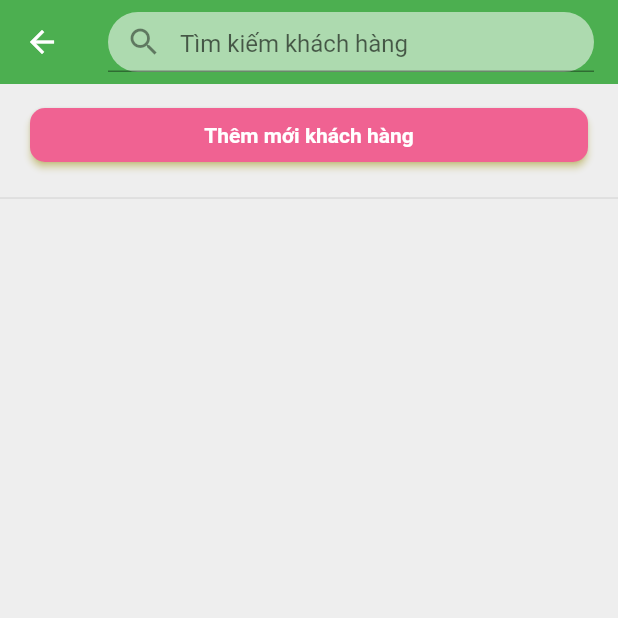
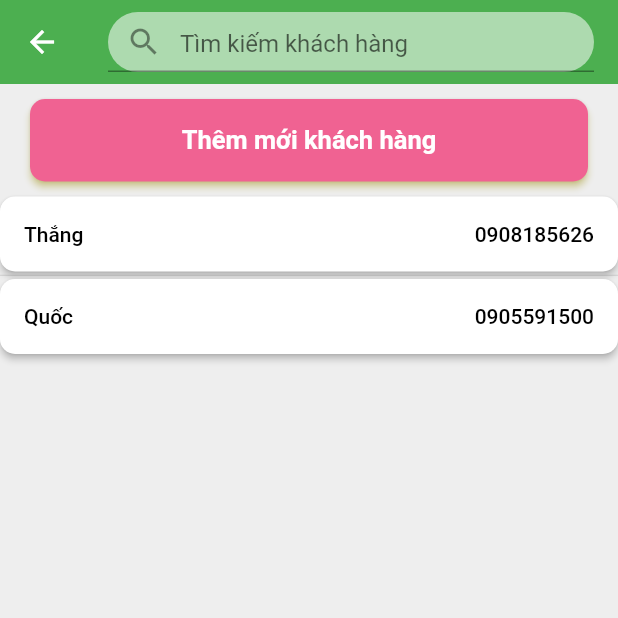
Before and after one commit to Nhom-ABCx/Flutter-QuanLy, a Flutter app: the ThemDonHangPage screen opened directly, after a tap on "Thêm khách hàng", on a phone screen of 412 x 824 dp, the top half of it. Run offline on Flutter 3.47's test engine with Material 2 defaults, Android fonts, the phone set to English and light mode, and no system bars; our stand-ins replace flutter_svg, sqflite, syncfusion_flutter_charts; accounts and stored records are empty; project files that could hold a hidden picture were left out.

Commit message:
them trang Customer, themCustomer, select Customer,ghi chu'

```diff
--- /dev/null
+++ b/lib/Controller/customer_controller.dart
@@ -0,0 +1,24 @@
+import 'dart:async';
+import 'package:flutter/cupertino.dart';
+import '../all_page.dart';
+
+class CustomerController extends ChangeNotifier {
+  List<Customer> customer = [];
+  Future<void> insertCustomer(Customer account) async {
+    var dbClient = await DB().database;
+    final result = await dbClient.insert('Customer', account.toJson());
+    // print("Insert thành công");
+    notifyListeners();
+  }
+
+  Future<List<Customer>> getData(String txtTimKiem) async {
+    final dbclient = await DB().database;
+    final result = await dbclient.query("Customer");
+    customer = result.map((json) => Customer.fromJson(json)).where((element) {
+      final nameLower = element.customerName!.toLowerCase(); //chuyen cai ten thanh chu thuong` het
+      final queryLower = txtTimKiem.toLowerCase();
+      return nameLower.contains(queryLower); //tra ve ton` tai
+    }).toList();
+    return customer;
+  }
+}
--- a/lib/API/database.dart
+++ b/lib/DB/database.dart
@@ -1,6 +1,8 @@
+import '../all_page.dart';
+import 'package:sqflite/sqflite.dart';
 import 'dart:convert';
 
-class Database {
+class DB {
   final String sanPham1 = '''
 {
     "id": 1,
@@ -57,20 +59,15 @@ class Database {
     }
 }
 ''';
-  late final String allSanPham;
-  late final String allDonHang;
-  //phuong thuc khoi tao
-  Database() {
-    allSanPham = "[$sanPham1,$sanPham2,$sanPham3,$sanPham4]";
-    allDonHang = "[$donHang1,$donHang2]";
-  }
-
   final String donHang1 = '''
 {
     "id": 1,
     "customerId": 1,
-    "customerName": "Thắng",
-    "customerMobile": "0908185626",
+    "customer": {
+        "id": 1,
+        "customerName": "Thắng",
+        "customerMobile": "0908185626"
+    },
     "shopId": 1,
     "shop": {
         "id": 1,
@@ -108,8 +105,11 @@ class Database {
 {
     "id": 2,
     "customerId": 2,
-    "customerName": "Quốc",
-    "customerMobile": "0905591500",
+    "customer": {
+        "id": 2,
+        "customerName": "Quốc",
+        "customerMobile": "0905591500"
+    },
     "shopId": 2,
     "shop": {
         "id": 2,
@@ -163,6 +163,51 @@ class Database {
     ]
 }
 ''';
+  late final String allSanPham;
+  late final String allDonHang;
+  //phuong thuc khoi tao
+  DB() {
+    allSanPham = "[$sanPham1,$sanPham2,$sanPham3,$sanPham4]";
+    allDonHang = "[$donHang1,$donHang2]";
+  }
+
+//local DB
+  static final DB instance = DB._init();
+
+  static Database? _db;
+  DB._init();
+
+  Future<Database> get database async {
+    if (_db != null) {
+      // getAccount();
+      return _db!;
+    }
+
+    return _db = await initDatabase();
+  }
+
+  initDatabase() async {
+    // io.Directory documentDirectory = await getApplicationDocumentsDirectory();
+    // String path = join(documentDirectory.path, 'cart.db');
+    String path = "DB/local.db";
+    var db = await openDatabase(path, version: 1, onCreate: _onCreate);
+    // await deleteDatabase(path);
+
+    return db;
+  }
+
+  Future<void> _onCreate(Database db, int version) async {
+    // await db.execute("DROP TABLE IF EXISTS cart");
+
+    await db.execute(''' CREATE TABLE Customer(
+      id INTEGER PRIMARY KEY AUTOINCREMENT,
+      customerName TEXT,
+      customerMobile TEXT
+      )
+        ''');
+    db.insert("Customer", {"id": 1, "customerName": "Thắng", "customerMobile": "0908185626"});
+    db.insert("Customer", {"id": 2, "customerName": "Quốc", "customerMobile": "0905591500"});
+  }
 }
 
 class Http {
@@ -171,9 +216,9 @@ class Http {
     //day la` gia? lap neu' la dia chi nao` thi return ve json do'
     switch (url) {
       case "/getProduct":
-        return Future.delayed(Duration(seconds: secondGet), () => Responsee(200, Database().allSanPham));
+        return Future.delayed(Duration(seconds: secondGet), () => Responsee(200, DB().allSanPham));
       case "/getSellout":
-        return Future.delayed(Duration(seconds: secondGet), () => Responsee(200, Database().allDonHang));
+        return Future.delayed(Duration(seconds: secondGet), () => Responsee(200, DB().allDonHang));
       default:
         return Future.delayed(Duration(seconds: secondGet), () => Responsee(500, ""));
     }
--- /dev/null
+++ b/lib/Model/customer.dart
@@ -0,0 +1,21 @@
+class Customer {
+  int? id;
+  String? customerName;
+  String? customerMobile;
+
+  Customer({this.id, this.customerMobile, this.customerName});
+
+  Customer.fromJson(Map<String, dynamic> json) {
+    id = json['id'];
+    customerName = json['customerName'];
+    customerMobile = json['customerMobile'];
+  }
+
+  Map<String, dynamic> toJson() {
+    final Map<String, dynamic> data = <String, dynamic>{};
+    data['id'] = id;
+    data['customerName'] = customerName;
+    data['customerMobile'] = customerMobile;
+    return data;
+  }
+}
--- a/lib/Model/sellout.dart
+++ b/lib/Model/sellout.dart
@@ -1,10 +1,11 @@
 import 'sellout_detail.dart';
 import 'shop.dart';
+import 'customer.dart';
 
 class SellOut {
   int? id;
-  String? customerName;
-  String? customerMobile;
+  int? customerId;
+  Customer? customer;
   int? shopId;
   Shop? shop;
   int? billSeri;
@@ -15,8 +16,8 @@ class SellOut {
 
   SellOut(
       {this.id,
-      this.customerName,
-      this.customerMobile,
+      this.customerId,
+      this.customer,
       this.shopId,
       this.shop,
       this.billSeri,
@@ -27,8 +28,8 @@ class SellOut {
 
   SellOut.fromJson(Map<String, dynamic> json) {
     id = json['id'];
-    customerName = json['customerName'];
-    customerMobile = json['customerMobile'];
+    customerId = json['customerId'];
+    customer = json['customer'] != null ? Customer.fromJson(json['customer']) : null;
     shopId = json['shopId'];
     shop = json['shop'] != null ? Shop.fromJson(json['shop']) : null;
     billSeri = json['billSeri'];
@@ -46,8 +47,10 @@ class SellOut {
   Map<String, dynamic> toJson() {
     final Map<String, dynamic> data = <String, dynamic>{};
     data['id'] = id;
-    data['customerName'] = customerName;
-    data['customerMobile'] = customerMobile;
+    data['customerId'] = customerId;
+    if (customer != null) {
+      data['customer'] = customer!.toJson();
+    }
     data['shopId'] = shopId;
     if (shop != null) {
       data['shop'] = shop!.toJson();
--- a/lib/View/BottomPage/tongquan_page.dart
+++ b/lib/View/BottomPage/tongquan_page.dart
@@ -28,10 +28,10 @@ class _TongQuanPageState extends State<TongQuanPage> {
   int tongKhachHang = 0;
   void init() {
     Provider.of<HomeController>(context, listen: false).getData().then((value) {
-      List<String> listKhachHang = [];
+      List<int> listKhachHang = [];
       value.forEach((element) {
         tongDoanhThu += element.amount!;
-        listKhachHang.add(element.customerMobile!); //den' xem so' khach' hang` dat mua dua theo cai' sdt
+        listKhachHang.add(element.customerId!); //den' xem so' khach' hang`
       });
       setState(() {
         tongSoDonHang = value.length;
--- a/lib/View/DonHangPage/khachhang_page.dart
+++ b/lib/View/DonHangPage/customer_page.dart
@@ -1,16 +1,17 @@
 import 'package:flutter/material.dart';
 import 'package:flutter/services.dart';
+import 'package:flutter_quanly/Controller/customer_controller.dart';
 import 'package:flutter_quanly/all_page.dart';
 import 'package:flutter_svg/flutter_svg.dart';
 import 'package:provider/provider.dart';
 
-class KhachHangPage extends StatefulWidget {
-  const KhachHangPage({Key? key}) : super(key: key);
+class CustomerPage extends StatefulWidget {
+  const CustomerPage({Key? key}) : super(key: key);
   @override
-  State<KhachHangPage> createState() => _KhachHangPageState();
+  State<CustomerPage> createState() => _CustomerPageState();
 }
 
-class _KhachHangPageState extends State<KhachHangPage> {
+class _CustomerPageState extends State<CustomerPage> {
   TextEditingController txtTimKiem = TextEditingController();
   final _formKey = GlobalKey<FormState>(); //tao 1 cai form de validate
   @override
@@ -22,8 +23,8 @@ class _KhachHangPageState extends State<KhachHangPage> {
       child: Scaffold(
         //Hide
         //drawer: const NavigationDrawer(),
-        body: Consumer<ProductController>(
-          builder: (context, productController, child) => CustomScrollView(
+        body: Consumer<CustomerController>(
+          builder: (context, customerController, child) => CustomScrollView(
             slivers: [
               SliverAppBar(
                 centerTitle: true,
@@ -31,7 +32,8 @@ class _KhachHangPageState extends State<KhachHangPage> {
               ),
               SliverList(
                   delegate: SliverChildListDelegate([
-                Padding(
+                Container(
+                    height: 75,
                     padding: const EdgeInsets.fromLTRB(20, 10, 20, 10),
                     child: ElevatedButton(
                         onPressed: () async {
@@ -51,7 +53,7 @@ class _KhachHangPageState extends State<KhachHangPage> {
                                                 autofocus: true,
                                                 controller: txtTenController, //gan gia tri cua text vao bien'
                                                 decoration: const InputDecoration(
-                                                  prefixIcon: Icon(Icons.search),
+                                                  prefixIcon: Icon(Icons.person_add),
                                                   border: UnderlineInputBorder(),
                                                   labelText: "Tên khách hàng",
                                                   hintText: "Nguyễn Đạt",
@@ -64,7 +66,7 @@ class _KhachHangPageState extends State<KhachHangPage> {
                                                 autofocus: true,
                                                 controller: txtPhoneController, //gan gia tri cua text vao bien'
                                                 decoration: const InputDecoration(
-                                                  prefixIcon: Icon(Icons.search),
+                                                  prefixIcon: Icon(Icons.phone),
                                                   border: UnderlineInputBorder(),
                                                   labelText: "Số điện thoại",
                                                   hintText: "0909999",
@@ -96,12 +98,12 @@ class _KhachHangPageState extends State<KhachHangPage> {
                                       )
                                     ],
                                   ));
-                          print(result![0]);
+                          customerController.insertCustomer(Customer(customerName: result![0], customerMobile: result[1]));
                         },
                         child: const Text(
                           "Thêm mới khách hàng",
                           textAlign: TextAlign.center,
-                          style: TextStyle(color: Colors.white, fontWeight: FontWeight.bold),
+                          style: TextStyle(color: Colors.white, fontWeight: FontWeight.bold, fontSize: 17),
                         ),
                         style: ButtonStyle(
                           shape: MaterialStateProperty.all<RoundedRectangleBorder>(const RoundedRectangleBorder(
@@ -111,80 +113,57 @@ class _KhachHangPageState extends State<KhachHangPage> {
                           shadowColor: MaterialStateProperty.all<Color>(Colors.yellow),
                           backgroundColor: MaterialStateProperty.all(Colors.pink.shade300),
                         ))),
-                const Divider(),
-                // FutureBuilder<List<Product>>(
-                //     future: productController.getData(txtTimKiem.text),
-                //     builder: (context, snapshot) {
-                //       if (snapshot.hasError) {
-                //         return Center(
-                //           child: Text(snapshot.error.toString()),
-                //         );
-                //       }
-                //       if (snapshot.hasData) {
-                //         return (snapshot.data!.isEmpty)
-                //             ? SvgPicture.asset(
-                //                 "assets/svgIcons/search_2.svg",
-                //                 width: 200,
-                //                 height: 200,
-                //               )
-                //             : ListView.separated(
-                //                 shrinkWrap: true, //tranh' loi~ view SingleChildScrollView-column
-                //                 //ngan chan ListView no' cuon xuong' duoc, xai` cho SingleChildScrollView-column
-                //                 physics: const NeverScrollableScrollPhysics(),
-                //                 itemCount: snapshot.data!.length,
-                //                 separatorBuilder: (context, index) => const Divider(height: 5),
-                //                 itemBuilder: (context, index) => GestureDetector(
-                //                     onTap: () => Navigator.of(context).pop(snapshot.data![index]),
-                //                     child: Container(
-                //                       decoration: const BoxDecoration(
-                //                         color: Colors.white,
-                //                         borderRadius: BorderRadius.all(Radius.circular(15.0)),
-                //                       ),
-                //                       constraints: BoxConstraints(maxWidth: MediaQuery.of(context).size.width),
-                //                       child: Row(
-                //                         children: [
-                //                           Container(
-                //                             padding: const EdgeInsets.all(10),
-                //                             width: 130,
-                //                             child: Image.asset("assets/images/${snapshot.data![index].imagePath}"),
-                //                           ),
-                //                           Expanded(
-                //                               child: Padding(
-                //                             padding: const EdgeInsets.all(10),
-                //                             child: Column(
-                //                               crossAxisAlignment: CrossAxisAlignment.start,
-                //                               //mainAxisAlignment: MainAxisAlignment.spaceAround,
-                //                               children: [
-                //                                 RichText(
-                //                                     text: TextSpan(
-                //                                         style: const TextStyle(color: Colors.black), text: snapshot.data![index].productName)),
-                //                                 const SizedBox(height: 20),
-                //                                 const Text(
-                //                                   "mô tả gì gì đó đó",
-                //                                   style: TextStyle(color: Colors.grey),
-                //                                 ),
-                //                                 const SizedBox(height: 20),
-                //                                 Row(
-                //                                   children: [
-                //                                     Text(formatNumber.format(snapshot.data![index].price) + " VNĐ",
-                //                                         style: const TextStyle(fontWeight: FontWeight.bold)),
-                //                                     const Spacer(),
-                //                                     Text("Số lượng tồn: ${snapshot.data![index].stock}",
-                //                                         style: const TextStyle(fontWeight: FontWeight.bold))
-                //                                   ],
-                //                                 )
-                //                               ],
-                //                             ),
-                //                           ))
-                //                         ],
-                //                       ),
-                //                     )),
-                //               );
-                //       }
-                //       return const Center(
-                //         child: CircularProgressIndicator(),
-                //       );
-                //     }),
+                FutureBuilder<List<Customer>>(
+                    future: customerController.getData(txtTimKiem.text),
+                    builder: (context, snapshot) {
+                      if (snapshot.hasError) {
+                        return Center(
+                          child: Text(snapshot.error.toString()),
+                        );
+                      }
+                      if (snapshot.hasData) {
+                        return (snapshot.data!.isEmpty)
+                            ? SvgPicture.asset(
+                                "assets/svgIcons/search_2.svg",
+                                width: 200,
+                                height: 200,
+                              )
+                            : ListView.separated(
+                                shrinkWrap: true, //tranh' loi~ view SingleChildScrollView-column
+                                //ngan chan ListView no' cuon xuong' duoc, xai` cho SingleChildScrollView-column
+                                physics: const NeverScrollableScrollPhysics(),
+                                itemCount: snapshot.data!.length,
+                                separatorBuilder: (context, index) => const Divider(height: 5),
+                                itemBuilder: (context, index) => ElevatedButton(
+                                    style: ButtonStyle(
+                                      shape: MaterialStateProperty.all<RoundedRectangleBorder>(
+                                          const RoundedRectangleBorder(borderRadius: BorderRadius.all(Radius.circular(10.0)))),
+                                      backgroundColor: MaterialStateProperty.all(Colors.white),
+                                    ),
+                                    onPressed: () async {
+                                      Navigator.of(context).pop(snapshot.data![index]);
+                                    },
+                                    child: SizedBox(
+                                        height: 50,
+                                        child: Row(
+                                          mainAxisAlignment: MainAxisAlignment.spaceBetween,
+                                          children: [
+                                            Text(
+                                              "${snapshot.data![index].customerName}",
+                                              style: const TextStyle(color: Colors.black),
+                                            ),
+                                            Text(
+                                              "${snapshot.data![index].customerMobile}",
+                                              style: const TextStyle(color: Colors.black),
+                                            ),
+                                          ],
+                                        ))),
+                              );
+                      }
+                      return const Center(
+                        child: CircularProgressIndicator(),
+                      );
+                    }),
               ])),
             ],
           ),
--- a/lib/View/DonHangPage/them_donhang_page.dart
+++ b/lib/View/DonHangPage/them_donhang_page.dart
@@ -14,6 +14,8 @@ class _ThemDonHangPageState extends State<ThemDonHangPage> {
   List<Product> lstProduct = [];
   int tongSoLuong = 0;
   int tongTien = 0;
+  Customer _customer = Customer(customerName: "", customerMobile: "");
+  String ghiChu = "";
 
   @override
   Widget build(BuildContext context) {
@@ -23,7 +25,7 @@ class _ThemDonHangPageState extends State<ThemDonHangPage> {
       final value = await Navigator.push(
         context,
         MaterialPageRoute<Product>(
-          builder: (context) => const SanPhamPage(),
+          builder: (context) => const ProductPage(),
         ),
       );
       if (value == null) return;
@@ -215,14 +217,17 @@ class _ThemDonHangPageState extends State<ThemDonHangPage> {
                 width: MediaQuery.of(context).size.width,
                 child: ListTile(
                   leading: const Icon(Icons.person),
-                  title: const Text("Thêm khách hàng", style: TextStyle(color: Colors.blue)),
-                  onTap: () {
-                    Navigator.push(
+                  title: Text(_customer.customerName!.isEmpty ? "Thêm khách hàng" : _customer.customerName! + " - " + _customer.customerMobile!,
+                      style: const TextStyle(color: Colors.blue)),
+                  onTap: () async {
+                    final result = await Navigator.push(
                       context,
-                      MaterialPageRoute<Product>(
-                        builder: (context) => const KhachHangPage(),
+                      MaterialPageRoute<Customer>(
+                        builder: (context) => const CustomerPage(),
                       ),
                     );
+                    if (result == null) return;
+                    setState(() => _customer = result);
                   },
                 ),
               ),
@@ -235,9 +240,50 @@ class _ThemDonHangPageState extends State<ThemDonHangPage> {
                   trailing: IconButton(onPressed: () {}, icon: const Icon(Icons.arrow_right, size: 30)),
                 ),
               ),
-              const SizedBox(
-                height: 110,
-              )
+              const Divider(),
+              Container(
+                color: Colors.white,
+                width: MediaQuery.of(context).size.width,
+                child: Column(crossAxisAlignment: CrossAxisAlignment.start, children: [
+                  ListTile(
+                    leading: const Icon(Icons.edit),
+                    title: const Text("Ghi chú", style: TextStyle(color: Colors.blue)),
+                    onTap: () async {
+                      final txtTenController = TextEditingController();
+                      final result = await showDialog<String>(
+                          //barrierDismissible: false,
+                          context: context,
+                          builder: (context) => AlertDialog(
+                                title: const Text("Thêm khách hàng"),
+                                content: TextFormField(
+                                  autofocus: true,
+                                  controller: txtTenController, //gan gia tri cua text vao bien'
+                                  decoration: const InputDecoration(
+                                    prefixIcon: Icon(Icons.edit),
+                                    border: UnderlineInputBorder(),
+                                    labelText: "Thêm ghi chú",
+                                  ),
+                                ),
+                                actions: [
+                                  SizedBox(
+                                    width: MediaQuery.of(context).size.width,
+                                    child: ElevatedButton(
+                                      onPressed: () => Navigator.of(context).pop(txtTenController.text),
+                                      child: const Text("Thêm"),
+                                    ),
+                                  )
+                                ],
+                              ));
+                      setState(() => ghiChu = result!);
+                    },
+                  ),
+                  Padding(
+                    padding: const EdgeInsets.only(left: 20, right: 20),
+                    child: RichText(text: TextSpan(style: const TextStyle(color: Colors.black), text: ghiChu)),
+                  ),
+                ]),
+              ),
+              const SizedBox(height: 110)
             ])),
           ],
         ),
@@ -248,16 +294,16 @@ class _ThemDonHangPageState extends State<ThemDonHangPage> {
                   width: MediaQuery.of(context).size.width,
                   height: 110,
                   child: Column(children: [
-                    const ListTile(
-                      title: Text("Tạm tính"),
-                      trailing: Text("0"),
+                    ListTile(
+                      title: const Text("Tạm tính"),
+                      trailing: Text(formatNumber.format(tongTien) + " VNĐ"),
                     ),
                     ElevatedButton(
                         onPressed: () async {},
                         child: SizedBox(
                             width: MediaQuery.of(context).size.width - 50,
                             child: const Text(
-                              "Tạo đơn hàng",
+                              "Lập hóa đơn",
                               textAlign: TextAlign.center,
                               style: TextStyle(color: Colors.black, fontWeight: FontWeight.bold),
                             )),
--- a/lib/main.dart
+++ b/lib/main.dart
@@ -19,6 +19,7 @@ class MyApp extends StatelessWidget {
         providers: [
           ChangeNotifierProvider(create: (_) => HomeController()),
           ChangeNotifierProvider(create: (_) => ProductController()),
+          ChangeNotifierProvider(create: (_) => CustomerController()),
         ],
         child: MaterialApp(
           debugShowCheckedModeBanner: false, //tat cai' debug tren appbar
--- a/pubspec.yaml
+++ b/pubspec.yaml
@@ -37,6 +37,7 @@ dependencies:
   syncfusion_flutter_charts: ^19.4.54
   #hinh anh? theo dang svg
   flutter_svg: ^1.0.3
+  sqflite: ^2.0.1
 
   # The following adds the Cupertino Icons font to your application.
   # Use with the CupertinoIcons class for iOS style icons.
```
Also changed, not shown: lib/API/api_manager.dart (+4 -4 lines), lib/View/DonHangPage/product_page.dart (renamed from lib/View/DonHangPage/sanpham_page.dart, +4 -4 lines), lib/all_page.dart (+6 -3 lines), pubspec.lock.
